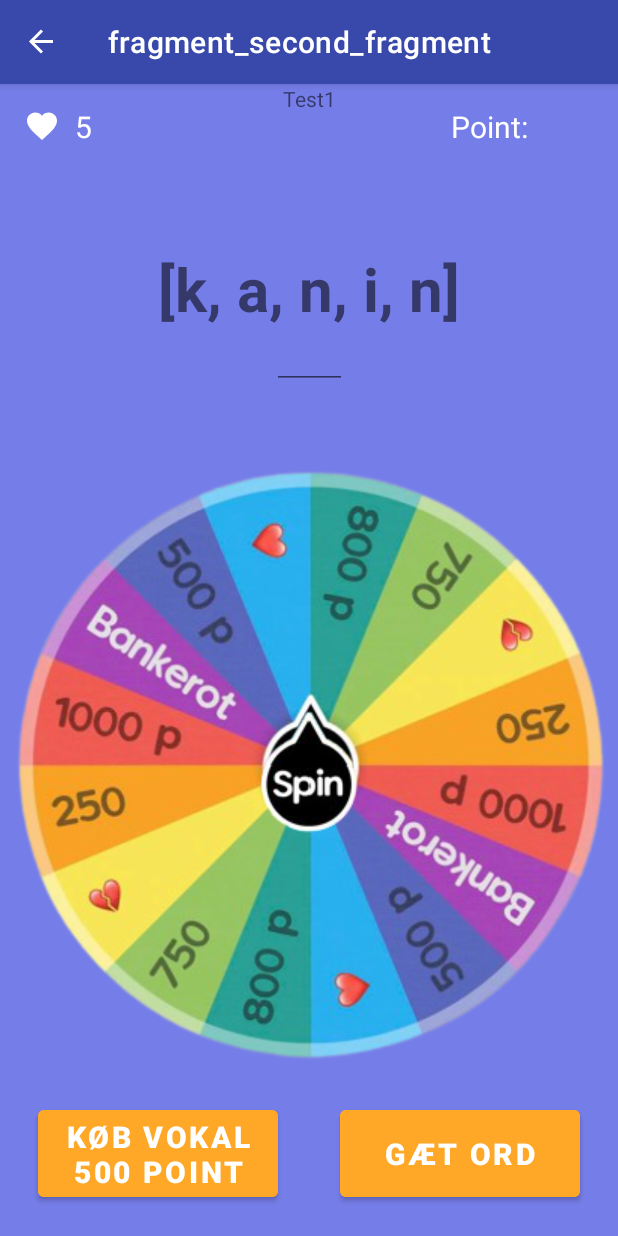
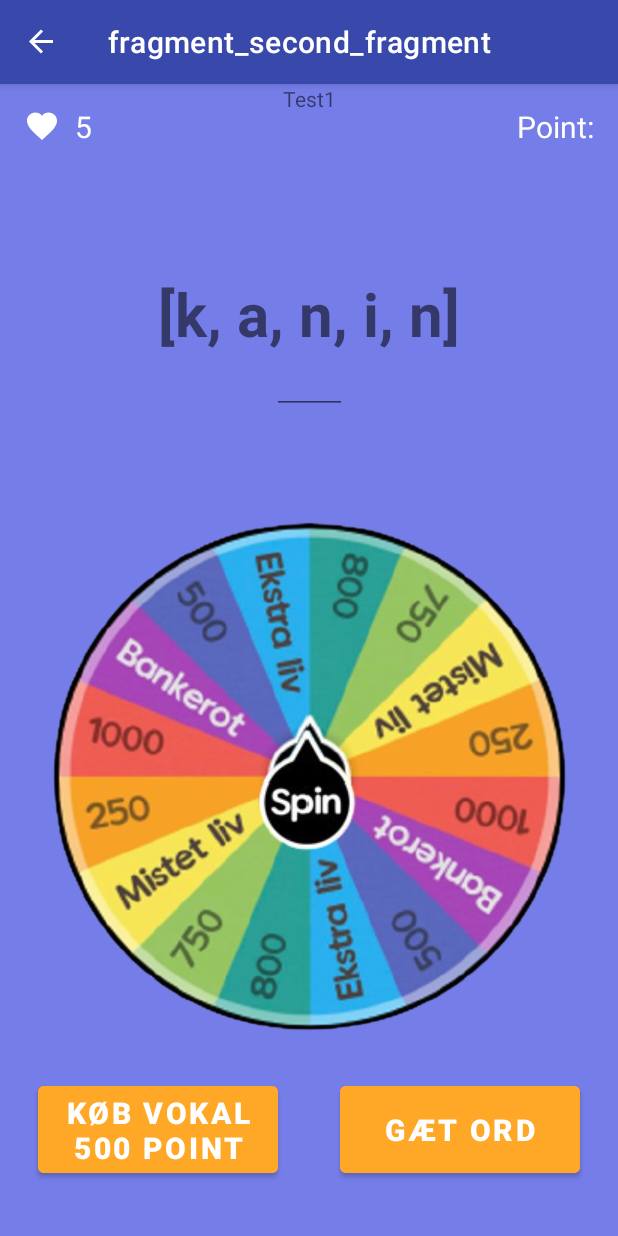
Before and after one commit to thamaralinnea1/s205337_Lykkehjulet, an Android app: the GameFragment screen opened through its navigation route, on a phone screen of 412 x 824 dp. Run offline under Robolectric (Android 15) with nearby library versions, the phone set to English and light mode, and no system bars; our stand-ins replace navigation-ui; 1 statement that could not run was skipped.

Commit message:
Design changes

```diff
--- a/app/src/main/res/layout/fragment_second_fragment.xml
+++ b/app/src/main/res/layout/fragment_second_fragment.xml
@@ -12,9 +12,10 @@ xmlns:android="http://schemas.android.com/apk/res/android"
 
     <ImageView
         android:id="@+id/hjul"
-        android:layout_width="400dp"
-        android:layout_height="400dp"
-        android:src="@drawable/hjul1"
+        android:layout_width="350dp"
+        android:layout_height="350dp"
+        android:scaleType="centerInside"
+        android:src="@drawable/gamewheel2"
         app:layout_constraintBottom_toBottomOf="parent"
         app:layout_constraintEnd_toEndOf="parent"
         app:layout_constraintStart_toStartOf="parent"
@@ -25,10 +26,11 @@ xmlns:android="http://schemas.android.com/apk/res/android"
         android:id="@+id/spin"
         android:layout_width="wrap_content"
         android:layout_height="wrap_content"
-        android:layout_marginBottom="268dp"
+        android:layout_marginBottom="256dp"
         android:src="@drawable/spin1"
         app:layout_constraintBottom_toBottomOf="parent"
         app:layout_constraintEnd_toEndOf="parent"
+        app:layout_constraintHorizontal_bias="0.498"
         app:layout_constraintStart_toStartOf="parent" />
 
     <TextView
@@ -106,7 +108,7 @@ xmlns:android="http://schemas.android.com/apk/res/android"
         app:layout_constraintTop_toTopOf="@+id/lives_left"
         app:layout_constraintBottom_toBottomOf="@+id/lives_left"
         app:layout_constraintEnd_toEndOf="parent"
-        android:layout_marginEnd="60dp"
+        android:layout_marginEnd="16dp"
         />
 
     <TextView
@@ -130,4 +132,17 @@ xmlns:android="http://schemas.android.com/apk/res/android"
         app:layout_constraintStart_toStartOf="parent"
         app:layout_constraintEnd_toEndOf="parent"
         tools:ignore="MissingConstraints" />
+
+    <TextView
+        android:id="@+id/landed_on_field"
+        android:layout_width="wrap_content"
+        android:layout_height="wrap_content"
+        app:layout_constraintStart_toStartOf="parent"
+        app:layout_constraintEnd_toEndOf="parent"
+       app:layout_constraintBottom_toTopOf="@+id/hjul"
+        tools:ignore="MissingConstraints"
+        android:textSize="20sp"
+        android:layout_marginBottom="10dp"
+        android:textColor="@color/white"/>
+
 </androidx.constraintlayout.widget.ConstraintLayout>
```
